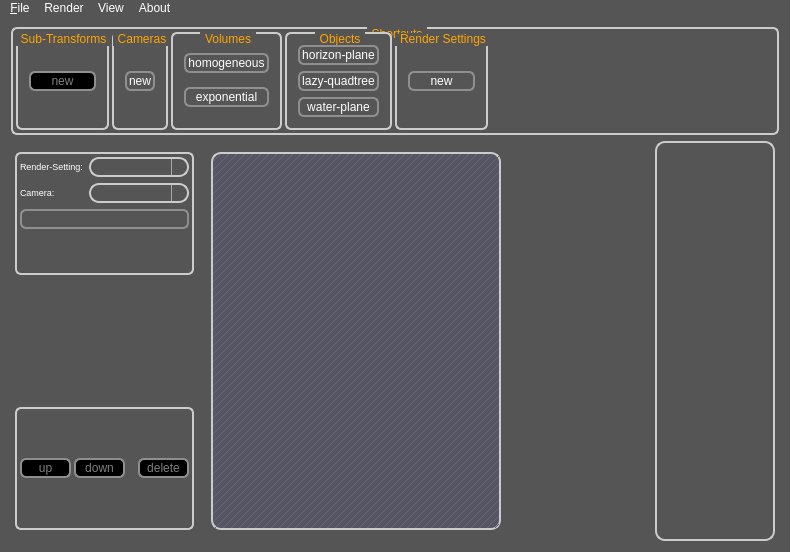
The window that src/qt-frontend/SimplexGui/mainwindow.ui (phresnel/picogen) describes before a commit, drawn with Qt 5.
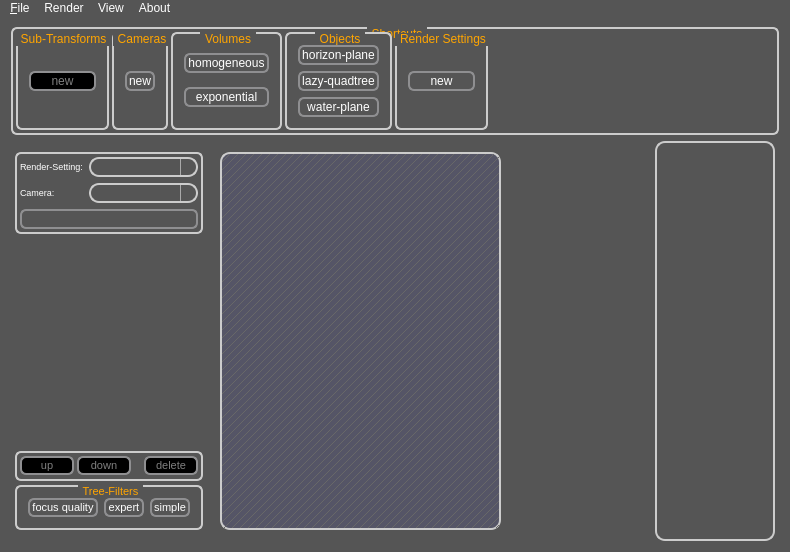
The same window after the commit. Icons and pictures are not drawn. Custom widgets are drawn as their Qt base class.

Commit message: implement some tree filters

Patch:
```diff
--- a/src/qt-frontend/SimplexGui/mainwindow.ui
+++ b/src/qt-frontend/SimplexGui/mainwindow.ui
@@ -419,6 +419,12 @@
         </property>
         <item>
          <widget class="QGroupBox" name="groupBox">
+          <property name="sizePolicy">
+           <sizepolicy hsizetype="Preferred" vsizetype="Maximum">
+            <horstretch>0</horstretch>
+            <verstretch>0</verstretch>
+           </sizepolicy>
+          </property>
           <property name="title">
            <string/>
           </property>
@@ -533,6 +539,12 @@
         </item>
         <item>
          <widget class="QGroupBox" name="groupBox_2">
+          <property name="sizePolicy">
+           <sizepolicy hsizetype="Preferred" vsizetype="Maximum">
+            <horstretch>0</horstretch>
+            <verstretch>0</verstretch>
+           </sizepolicy>
+          </property>
           <property name="title">
            <string/>
           </property>
@@ -548,6 +560,11 @@
              <property name="enabled">
               <bool>false</bool>
              </property>
+             <property name="font">
+              <font>
+               <pointsize>8</pointsize>
+              </font>
+             </property>
              <property name="text">
               <string>up</string>
              </property>
@@ -558,6 +575,11 @@
              <property name="enabled">
               <bool>false</bool>
              </property>
+             <property name="font">
+              <font>
+               <pointsize>8</pointsize>
+              </font>
+             </property>
              <property name="text">
               <string>down</string>
              </property>
@@ -584,6 +606,11 @@
              <property name="enabled">
               <bool>false</bool>
              </property>
+             <property name="font">
+              <font>
+               <pointsize>8</pointsize>
+              </font>
+             </property>
              <property name="text">
               <string>delete</string>
              </property>
@@ -592,6 +619,71 @@
           </layout>
          </widget>
         </item>
+        <item>
+         <widget class="QGroupBox" name="groupBox_8">
+          <property name="sizePolicy">
+           <sizepolicy hsizetype="Preferred" vsizetype="Maximum">
+            <horstretch>0</horstretch>
+            <verstretch>0</verstretch>
+           </sizepolicy>
+          </property>
+          <property name="font">
+           <font>
+            <pointsize>8</pointsize>
+           </font>
+          </property>
+          <property name="title">
+           <string>Tree-Filters</string>
+          </property>
+          <layout class="QHBoxLayout" name="horizontalLayout_3">
+           <item>
+            <widget class="QPushButton" name="focusQualitySettingsButton">
+             <property name="font">
+              <font>
+               <pointsize>8</pointsize>
+              </font>
+             </property>
+             <property name="text">
+              <string>focus quality</string>
+             </property>
+             <property name="checkable">
+              <bool>false</bool>
+             </property>
+            </widget>
+           </item>
+           <item>
+            <widget class="QPushButton" name="setExpertTreeFilterButton">
+             <property name="font">
+              <font>
+               <pointsize>8</pointsize>
+              </font>
+             </property>
+             <property name="text">
+              <string>expert</string>
+             </property>
+             <property name="checkable">
+              <bool>false</bool>
+             </property>
+            </widget>
+           </item>
+           <item>
+            <widget class="QPushButton" name="setSimpleTreeFilterButton">
+             <property name="font">
+              <font>
+               <pointsize>8</pointsize>
+              </font>
+             </property>
+             <property name="text">
+              <string>simple</string>
+             </property>
+             <property name="checkable">
+              <bool>false</bool>
+             </property>
+            </widget>
+           </item>
+          </layout>
+         </widget>
+        </item>
        </layout>
       </widget>
       <widget class="QSplitter" name="splitter">
```
Left out of the diff: 10 changed lines with no effect on the pictures. The commit also changes 7 other files.
